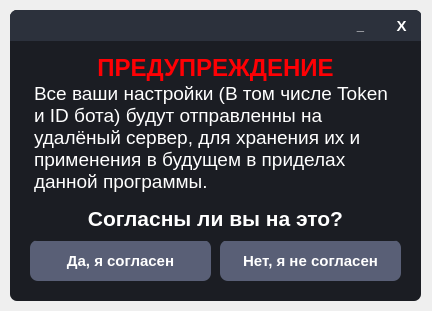
Above: VK_Bot/Warning_Window/warning_window.ui from otaboyevsardorbek1/VK-Bot-ru before the change. Below: the same form after it.
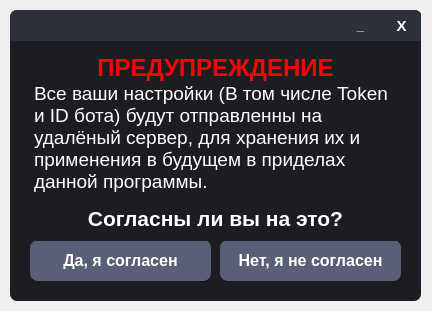
That is the form after the change.

Patch:
```diff
--- a/VK_Bot/Warning_Window/warning_window.ui
+++ b/VK_Bot/Warning_Window/warning_window.ui
@@ -150,7 +150,7 @@
      </property>
      <property name="font">
       <font>
-       <pointsize>11</pointsize>
+       <pointsize>12</pointsize>
        <weight>75</weight>
        <bold>true</bold>
       </font>
@@ -188,7 +188,7 @@
      </property>
      <property name="font">
       <font>
-       <pointsize>11</pointsize>
+       <pointsize>12</pointsize>
        <weight>75</weight>
        <bold>true</bold>
       </font>
```
